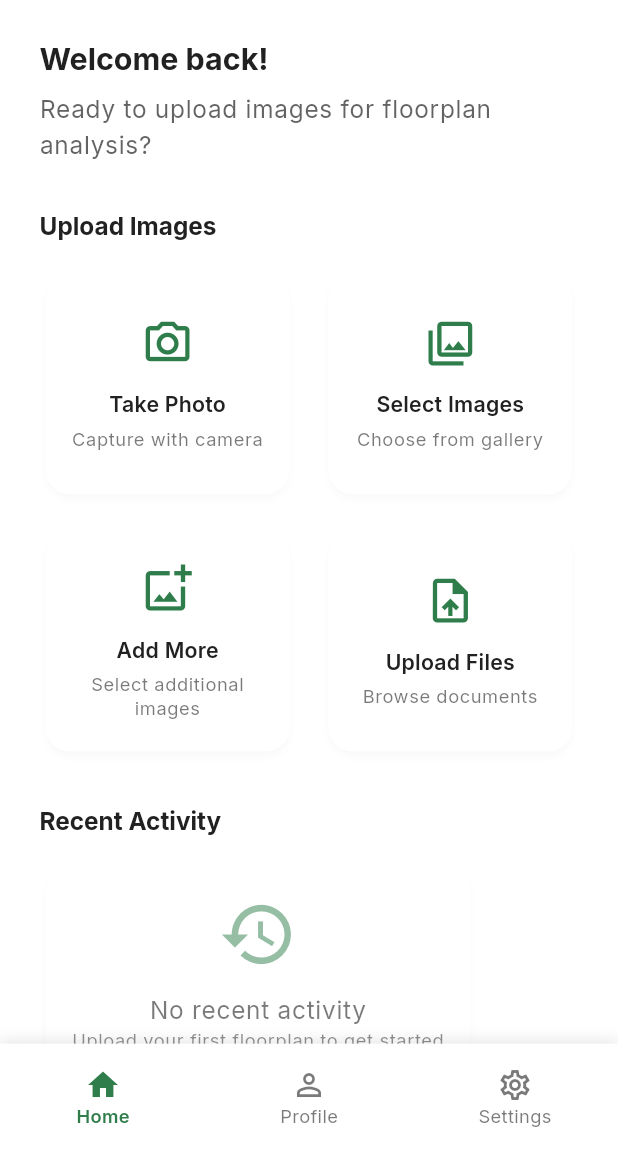
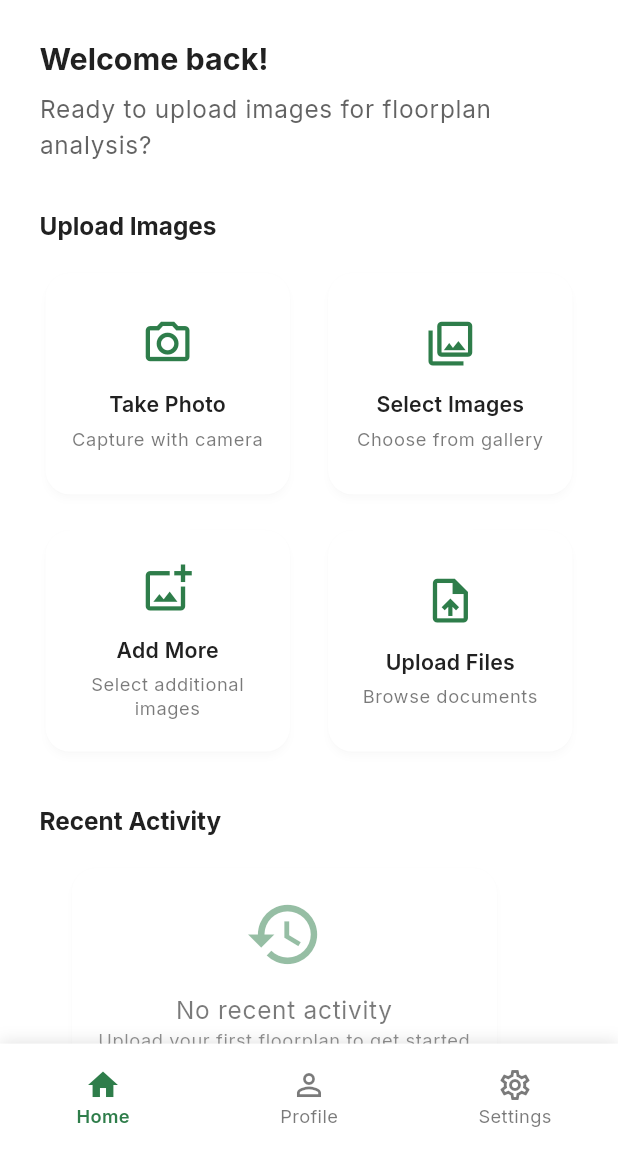
Before and after one commit to centmarde/terra-price-mobile, a Flutter app: the screen it shows once a user with an empty profile is signed in, on a phone screen of 412 x 824 dp, the part 84-1236 px from its top. Run offline on Flutter 3.47's test engine with Material 3 defaults, Android fonts, the phone set to English and light mode, and no system bars; our stand-ins replace flutter_screenutil, go_router, google_fonts, image_picker, shared_preferences, supabase_flutter; accounts and stored records are empty.

Commit message:
recent activity card on home page is now centered

```diff
--- /dev/null
+++ b/devtools_options.yaml
@@ -0,0 +1,3 @@
+description: This file stores settings for Dart & Flutter DevTools.
+documentation: https://docs.flutter.dev/tools/devtools/extensions#configure-extension-enablement-states
+extensions:
--- a/lib/screens/home/widgets/home_page.dart
+++ b/lib/screens/home/widgets/home_page.dart
@@ -144,7 +144,9 @@ class _HomePageState extends State<HomePage> {
                 ).textTheme.titleLarge?.copyWith(fontWeight: FontWeight.bold),
               ),
               SizedBox(height: 16.h),
-              Card(
+              Container(
+                margin: EdgeInsets.only(left: 16.w),
+                child: Card(
                   child: Padding(
                     padding: EdgeInsets.all(16.w),
                     child: Column(
@@ -159,21 +161,26 @@ class _HomePageState extends State<HomePage> {
                         SizedBox(height: 12.h),
                         Text(
                           'No recent activity',
-                        style: Theme.of(context).textTheme.bodyLarge?.copyWith(
+                          style: Theme.of(context).textTheme.bodyLarge
+                              ?.copyWith(
                                 color: Theme.of(
                                   context,
                                 ).colorScheme.onSurface.withOpacity(0.6),
                               ),
+                          textAlign: TextAlign.center,
                         ),
                         Text(
                           'Upload your first floorplan to get started',
-                        style: Theme.of(context).textTheme.bodySmall?.copyWith(
+                          style: Theme.of(context).textTheme.bodySmall
+                              ?.copyWith(
                                 color: Theme.of(
                                   context,
                                 ).colorScheme.onSurface.withOpacity(0.5),
                               ),
+                          textAlign: TextAlign.center,
                         ),
                       ],
+                    ),
                   ),
                 ),
               ),
```
Lines whose indentation alone changed are shown as unchanged.
